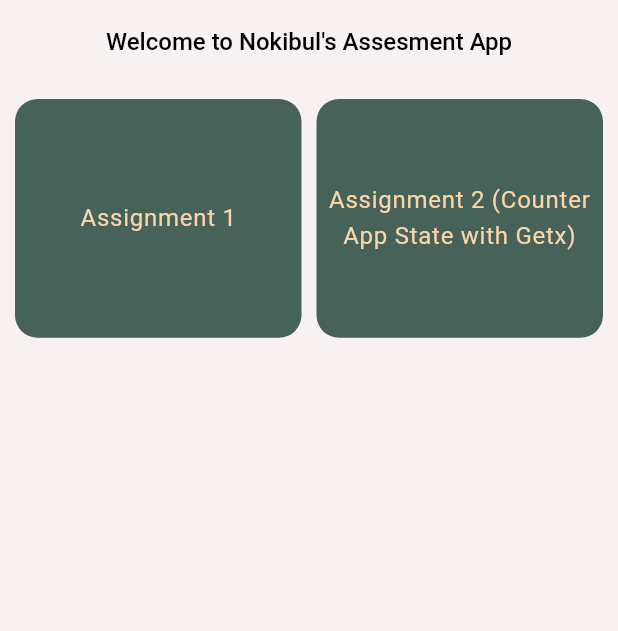
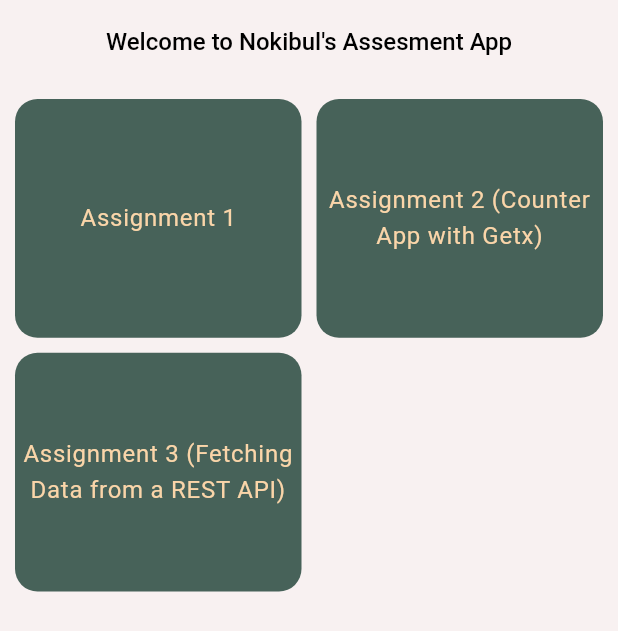
Before and after one commit to nokibul82/remote_kitchen_assesment, a Flutter app: the screen it shows after launch, on a phone screen of 412 x 824 dp. Shown: the top 631 px of the screen. Run offline on Flutter 3.47's test engine with Material 3 defaults, Android fonts, the phone set to English and light mode, and no system bars; our stand-ins replace get.

Commit message:
Assignment-3 ( REST API )

```diff
--- a/lib/views/screens/CounterScreen.dart
+++ b/lib/views/screens/CounterScreen.dart
@@ -23,7 +23,7 @@ class CounterScreen extends GetView<CounterController> {
             ),
             Obx(() {
               return Container(
-                padding: EdgeInsets.all(10),
+                padding: const EdgeInsets.all(10),
                 decoration: BoxDecoration(
                     borderRadius: BorderRadius.circular(10),
                     color: AppColor.tertiary),
--- a/lib/views/screens/HomeScreen.dart
+++ b/lib/views/screens/HomeScreen.dart
@@ -62,18 +62,43 @@ class HomeScreen extends StatelessWidget {
                           ));
                     },
                     child: Container(
+                      padding: const EdgeInsets.all(3),
                       decoration: BoxDecoration(
                           color: AppColor.primary,
                           borderRadius: BorderRadius.circular(15)),
                       child: Center(
                           child: Text(
-                        "Assignment 2 (Counter App State with Getx)",
+                        "Assignment 2 (Counter App with Getx)",
                         textAlign: TextAlign.center,
                         style: Theme.of(context)
                             .textTheme
                             .bodyLarge
                             ?.copyWith(color: AppColor.secondary),
                       )),
+                    ),
+                  ),
+                  InkWell(
+                    onTap: () {
+                      Navigator.push(
+                          context,
+                          MaterialPageRoute(
+                            builder: (context) => const CounterScreen(),
+                          ));
+                    },
+                    child: Container(
+                      padding: const EdgeInsets.all(3),
+                      decoration: BoxDecoration(
+                          color: AppColor.primary,
+                          borderRadius: BorderRadius.circular(15)),
+                      child: Center(
+                          child: Text(
+                            "Assignment 3 (Fetching Data from a REST API)",
+                            textAlign: TextAlign.center,
+                            style: Theme.of(context)
+                                .textTheme
+                                .bodyLarge
+                                ?.copyWith(color: AppColor.secondary),
+                          )),
                     ),
                   ),
                 ],
```
